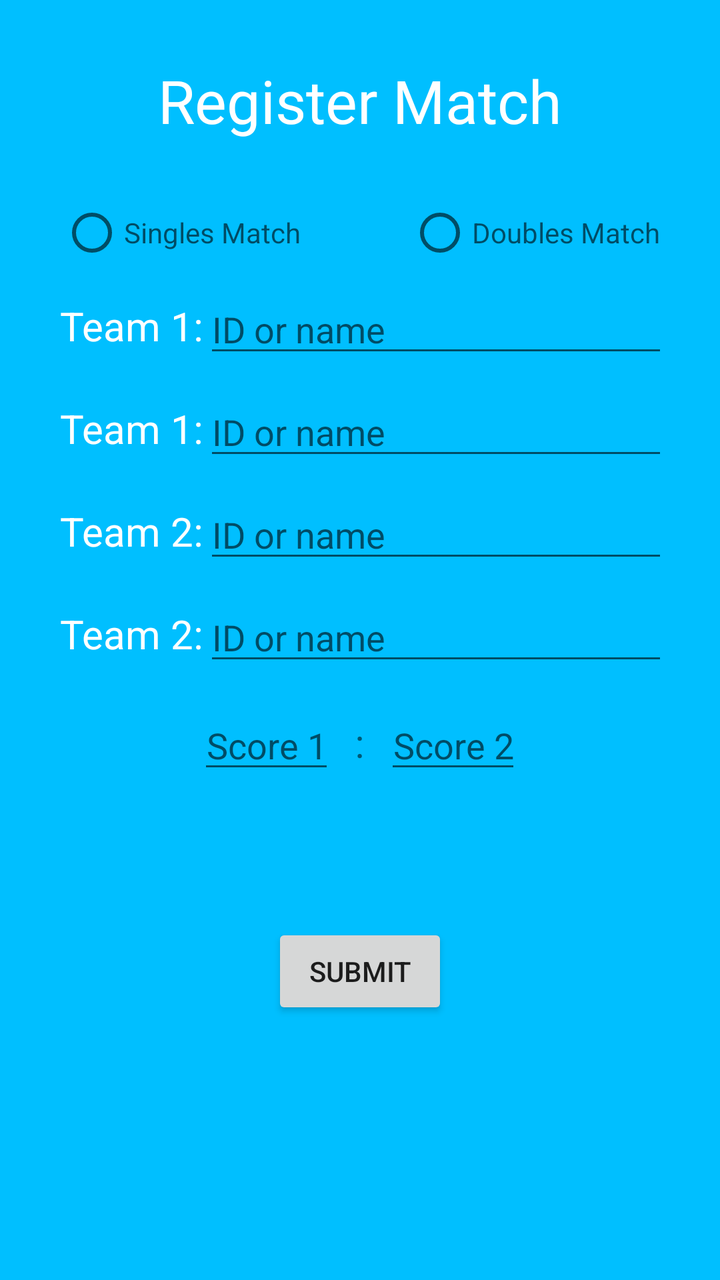
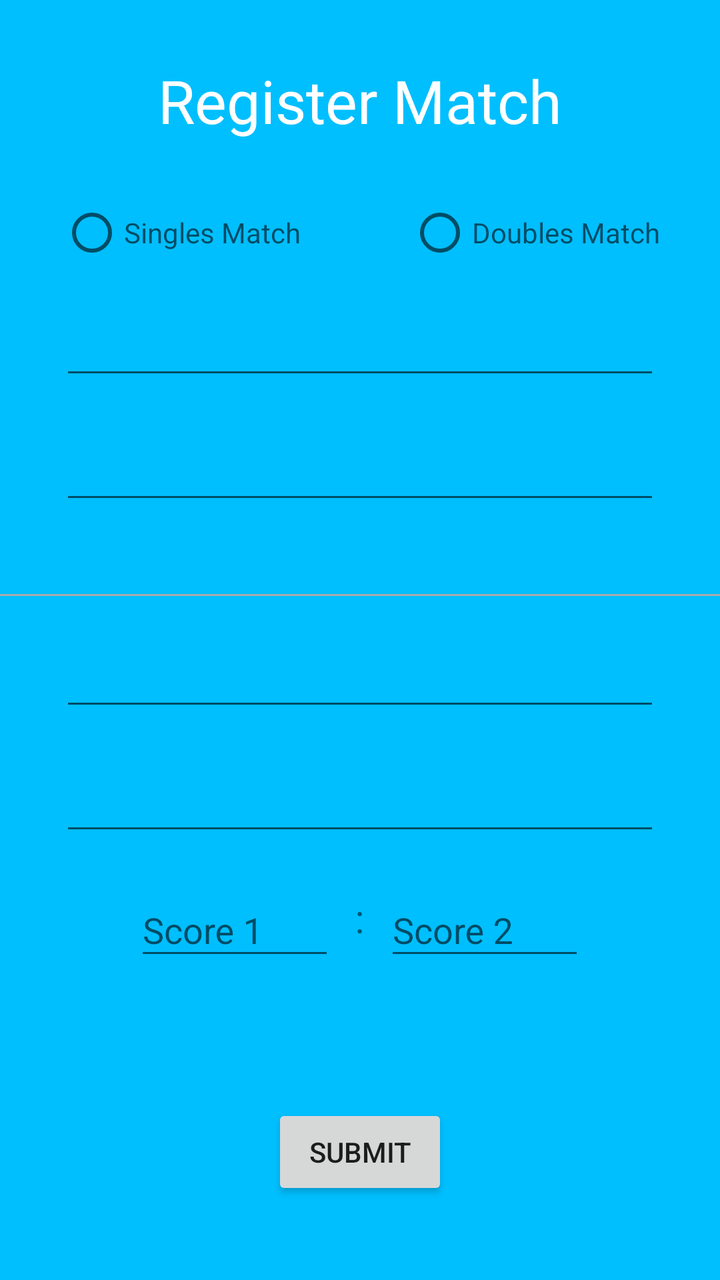

Two renders of the same Android screen: before a commit and after it. Below are the layout's source before the change and the commit's diff.
<!-- AndroidManifest.xml: application theme AppTheme -->
<!-- res/layout/activity_register_match.xml -->
<?xml version="1.0" encoding="utf-8"?>
<ScrollView xmlns:android="http://schemas.android.com/apk/res/android"
    xmlns:tools="http://schemas.android.com/tools"
    android:layout_width="match_parent"
    android:layout_height="match_parent"
    android:background="@color/colorPrimaryDark"
    tools:context=".RegisterMatchActivity">

    <LinearLayout
        android:layout_width="match_parent"
        android:layout_height="match_parent"
        android:orientation="vertical">

        <TextView
            android:id="@+id/registerMatchHeadline"
            android:layout_width="wrap_content"
            android:layout_height="wrap_content"
            android:layout_gravity="center"
            android:layout_margin="@dimen/marginRegisterMatch"
            android:text="@string/registerMatchHeadline"
            android:textColor="@color/colorRegisterMatch"
            android:textSize="30sp" />

        <RadioGroup
            android:id="@+id/matchTypeSelector"
            android:layout_width="wrap_content"
            android:layout_height="wrap_content"
            android:layout_marginStart="30dp"
            android:layout_marginEnd="30dp"
            android:orientation="horizontal">

            <RadioButton
                android:id="@+id/singlesMatchSelector"
                android:layout_width="wrap_content"
                android:layout_height="wrap_content"
                android:hint="Singles Match" />

            <View
                android:layout_width="0dp"
                android:layout_height="0dp"
                android:layout_weight="1" />

            <RadioButton
                android:id="@+id/doublesMatchSelector"
                android:layout_width="wrap_content"
                android:layout_height="wrap_content"
                android:hint="Doubles Match" />
        </RadioGroup>

        <LinearLayout
            android:id="@+id/team1player1"
            android:layout_width="match_parent"
            android:layout_height="wrap_content"
            android:layout_marginStart="30dp"
            android:layout_marginTop="10dp"
            android:layout_marginEnd="30dp"
            android:orientation="horizontal">

            <TextView
                android:layout_width="wrap_content"
                android:layout_height="wrap_content"
                android:layout_gravity="center"
                android:text="@string/team1label"
                android:textColor="@color/colorRegisterMatch"
                android:textSize="20sp" />

            <Space
                android:layout_width="0dp"
                android:layout_height="0dp"
                android:layout_weight="1" />

            <EditText
                android:id="@+id/player1editText"
                android:layout_width="wrap_content"
                android:layout_height="wrap_content"
                android:layout_gravity="center"
                android:hint="@string/editTextHint"
                android:minWidth="233dp" />
        </LinearLayout>

        <LinearLayout
            android:id="@+id/team1player2"
            android:layout_width="match_parent"
            android:layout_height="wrap_content"
            android:layout_marginStart="30dp"
            android:layout_marginTop="10dp"
            android:layout_marginEnd="30dp"
            android:orientation="horizontal">

            <TextView
                android:layout_width="wrap_content"
                android:layout_height="wrap_content"
                android:layout_gravity="center"
                android:text="@string/team1label"
                android:textColor="@color/colorRegisterMatch"
                android:textSize="20sp" />

            <Space
                android:layout_width="0dp"
                android:layout_height="0dp"
                android:layout_weight="1" />

            <EditText
                android:id="@+id/player2editText"
                android:layout_width="wrap_content"
                android:layout_height="wrap_content"
                android:layout_gravity="center"
                android:hint="@string/editTextHint"
                android:minWidth="233dp" />
        </LinearLayout>

        <LinearLayout
            android:id="@+id/team2player1"
            android:layout_width="match_parent"
            android:layout_height="wrap_content"
            android:layout_marginStart="30dp"
            android:layout_marginTop="10dp"
            android:layout_marginEnd="30dp"
            android:orientation="horizontal">

            <TextView
                android:layout_width="wrap_content"
                android:layout_height="wrap_content"
                android:layout_gravity="center"
                android:text="@string/team2label"
                android:textColor="@color/colorRegisterMatch"
                android:textSize="20sp" />

            <Space
                android:layout_width="0dp"
                android:layout_height="0dp"
                android:layout_weight="1" />

            <EditText
                android:id="@+id/player3editText"
                android:layout_width="wrap_content"
                android:layout_height="wrap_content"
                android:layout_gravity="center"
                android:hint="@string/editTextHint"
                android:imeOptions="actionDone"
                android:inputType="text"
                android:lines="1"
                android:minWidth="233dp" />
        </LinearLayout>

        <LinearLayout
            android:id="@+id/team2player2"
            android:layout_width="match_parent"
            android:layout_height="wrap_content"
            android:layout_marginStart="30dp"
            android:layout_marginTop="10dp"
            android:layout_marginEnd="30dp"
            android:orientation="horizontal">

            <TextView
                android:layout_width="wrap_content"
                android:layout_height="wrap_content"
                android:layout_gravity="center"
                android:text="@string/team2label"
                android:textColor="@color/colorRegisterMatch"
                android:textSize="20sp" />

            <Space
                android:layout_width="0dp"
                android:layout_height="0dp"
                android:layout_weight="1" />

            <EditText
                android:id="@+id/player4editText"
                android:layout_width="wrap_content"
                android:layout_height="wrap_content"
                android:layout_gravity="center"
                android:hint="@string/editTextHint"
                android:minWidth="233dp" />
        </LinearLayout>


        <LinearLayout
            android:layout_width="match_parent"
            android:layout_height="wrap_content"
            android:layout_marginStart="30dp"
            android:layout_marginTop="10dp"
            android:layout_marginEnd="30dp"
            android:orientation="horizontal">

            <Space
                android:layout_width="0dp"
                android:layout_height="0dp"
                android:layout_weight="2" />

            <EditText
                android:id="@+id/scoreTeam1"
                android:layout_width="wrap_content"
                android:layout_height="wrap_content"
                android:layout_gravity="center"
                android:hint="@string/score1Hint"
                android:inputType="number"
                android:maxWidth="150dp"
                android:textAlignment="center" />


            <TextView
                android:layout_width="wrap_content"
                android:layout_height="wrap_content"
                android:layout_gravity="center"
                android:layout_margin="10dp"
                android:text="@string/scoreSeparator"
                android:textSize="20sp" />

            <EditText
                android:id="@+id/scoreTeam2"
                android:layout_width="wrap_content"
                android:layout_height="wrap_content"
                android:layout_gravity="center"
                android:hint="@string/score2Hint"
                android:inputType="number"
                android:maxWidth="150dp"
                android:textAlignment="center" />

            <Space
                android:layout_width="0dp"
                android:layout_height="0dp"
                android:layout_weight="2" />

        </LinearLayout>

        <TextView
            android:id="@+id/errorText"
            android:layout_width="match_parent"
            android:layout_height="wrap_content"
            android:layout_gravity="center"
            android:layout_marginStart="30dp"
            android:layout_marginTop="20dp"
            android:layout_marginEnd="30dp"
            android:text=""
            android:textAlignment="center"
            android:textColor="@color/colorError"
            android:textSize="20sp" />

        <Button
            android:id="@+id/submitButton"
            android:layout_width="wrap_content"
            android:layout_height="wrap_content"
            android:layout_gravity="center"
            android:layout_marginTop="20dp"
            android:text="@string/submitButton" />
    </LinearLayout>
</ScrollView>
<!-- resources referenced by this layout -->
<resources>
  <color name="colorError">#FF0000</color>
  <color name="colorPrimaryDark">#00BFFF</color>
  <color name="colorRegisterMatch">#FFFFFF</color>
  <dimen name="marginRegisterMatch">30dp</dimen>
  <string name="editTextHint">ID or name</string>
  <string name="registerMatchHeadline">Register Match</string>
  <string name="score1Hint">Score 1 </string>
  <string name="score2Hint">Score 2 </string>
  <string name="scoreSeparator">:</string>
  <string name="submitButton">Submit</string>
  <string name="team1label">Team 1: </string>
  <string name="team2label">Team 2: </string>
  <style name="AppTheme" parent="Theme.AppCompat.Light.NoActionBar">
          
          <item name="colorPrimary">@color/colorPrimary</item>
          <item name="colorPrimaryDark">@color/colorPrimaryDark</item>
          <item name="colorAccent">@color/colorAccent</item>
      </style>
  <color name="colorPrimary">#6200EE</color>
  <color name="colorAccent">#03DAC5</color>
</resources>

<!-- the commit's change to res/layout/activity_register_match.xml (unified diff, before → after) -->
@@ -47,133 +47,83 @@
                 android:hint="Doubles Match" />
         </RadioGroup>
 
-        <LinearLayout
+        <com.google.android.material.textfield.TextInputLayout
             android:id="@+id/team1player1"
             android:layout_width="match_parent"
             android:layout_height="wrap_content"
             android:layout_marginStart="30dp"
             android:layout_marginTop="10dp"
-            android:layout_marginEnd="30dp"
-            android:orientation="horizontal">
-
-            <TextView
-                android:layout_width="wrap_content"
-                android:layout_height="wrap_content"
-                android:layout_gravity="center"
-                android:text="@string/team1label"
-                android:textColor="@color/colorRegisterMatch"
-                android:textSize="20sp" />
-
-            <Space
-                android:layout_width="0dp"
-                android:layout_height="0dp"
-                android:layout_weight="1" />
+            android:layout_marginEnd="30dp">
 
             <EditText
                 android:id="@+id/player1editText"
-                android:layout_width="wrap_content"
-                android:layout_height="wrap_content"
-                android:layout_gravity="center"
-                android:hint="@string/editTextHint"
-                android:minWidth="233dp" />
-        </LinearLayout>
-
-        <LinearLayout
+                android:layout_width="match_parent"
+                android:layout_height="wrap_content"
+                android:layout_gravity="center"
+                android:inputType="text"
+                android:lines="1"
+                android:minWidth="233dp" />
+        </com.google.android.material.textfield.TextInputLayout>
+
+        <com.google.android.material.textfield.TextInputLayout
             android:id="@+id/team1player2"
             android:layout_width="match_parent"
             android:layout_height="wrap_content"
             android:layout_marginStart="30dp"
             android:layout_marginTop="10dp"
-            android:layout_marginEnd="30dp"
-            android:orientation="horizontal">
-
-            <TextView
-                android:layout_width="wrap_content"
-                android:layout_height="wrap_content"
-                android:layout_gravity="center"
-                android:text="@string/team1label"
-                android:textColor="@color/colorRegisterMatch"
-                android:textSize="20sp" />
-
-            <Space
-                android:layout_width="0dp"
-                android:layout_height="0dp"
-                android:layout_weight="1" />
+            android:layout_marginEnd="30dp">
 
             <EditText
                 android:id="@+id/player2editText"
-                android:layout_width="wrap_content"
-                android:layout_height="wrap_content"
-                android:layout_gravity="center"
-                android:hint="@string/editTextHint"
-                android:minWidth="233dp" />
-        </LinearLayout>
-
-        <LinearLayout
+                android:layout_width="match_parent"
+                android:layout_height="wrap_content"
+                android:layout_gravity="center"
+                android:inputType="text"
+                android:lines="1"
+                android:minWidth="233dp" />
+        </com.google.android.material.textfield.TextInputLayout>
+
+        <View
+            android:layout_width="match_parent"
+            android:layout_height="1dp"
+            android:layout_marginTop="40dp"
+            android:background="@android:color/darker_gray"/>
+
+        <com.google.android.material.textfield.TextInputLayout
             android:id="@+id/team2player1"
             android:layout_width="match_parent"
             android:layout_height="wrap_content"
             android:layout_marginStart="30dp"
             android:layout_marginTop="10dp"
-            android:layout_marginEnd="30dp"
-            android:orientation="horizontal">
-
-            <TextView
-                android:layout_width="wrap_content"
-                android:layout_height="wrap_content"
-                android:layout_gravity="center"
-                android:text="@string/team2label"
-                android:textColor="@color/colorRegisterMatch"
-                android:textSize="20sp" />
-
-            <Space
-                android:layout_width="0dp"
-                android:layout_height="0dp"
-                android:layout_weight="1" />
+            android:layout_marginEnd="30dp">
 
             <EditText
                 android:id="@+id/player3editText"
-                android:layout_width="wrap_content"
-                android:layout_height="wrap_content"
-                android:layout_gravity="center"
-                android:hint="@string/editTextHint"
-                android:imeOptions="actionDone"
-                android:inputType="text"
-                android:lines="1"
-                android:minWidth="233dp" />
-        </LinearLayout>
-
-        <LinearLayout
+                android:layout_width="match_parent"
+                android:layout_height="wrap_content"
+                android:layout_gravity="center"
+                android:inputType="text"
+                android:lines="1"
+                android:minWidth="233dp" />
+        </com.google.android.material.textfield.TextInputLayout>
+
+        <com.google.android.material.textfield.TextInputLayout
             android:id="@+id/team2player2"
             android:layout_width="match_parent"
             android:layout_height="wrap_content"
             android:layout_marginStart="30dp"
             android:layout_marginTop="10dp"
-            android:layout_marginEnd="30dp"
-            android:orientation="horizontal">
-
-            <TextView
-                android:layout_width="wrap_content"
-                android:layout_height="wrap_content"
-                android:layout_gravity="center"
-                android:text="@string/team2label"
-                android:textColor="@color/colorRegisterMatch"
-                android:textSize="20sp" />
-
-            <Space
-                android:layout_width="0dp"
-                android:layout_height="0dp"
-                android:layout_weight="1" />
+            android:layout_marginEnd="30dp">
 
             <EditText
                 android:id="@+id/player4editText"
-                android:layout_width="wrap_content"
-                android:layout_height="wrap_content"
-                android:layout_gravity="center"
-                android:hint="@string/editTextHint"
-                android:minWidth="233dp" />
-        </LinearLayout>
-
+                android:layout_width="match_parent"
+                android:layout_height="wrap_content"
+                android:layout_gravity="center"
+                android:inputType="text"
+                android:lines="1"
+                android:minWidth="233dp" />
+        </com.google.android.material.textfield.TextInputLayout>
 
         <LinearLayout
             android:layout_width="match_parent"
@@ -188,16 +138,21 @@
                 android:layout_height="0dp"
                 android:layout_weight="2" />
 
-            <EditText
-                android:id="@+id/scoreTeam1"
-                android:layout_width="wrap_content"
-                android:layout_height="wrap_content"
-                android:layout_gravity="center"
-                android:hint="@string/score1Hint"
-                android:inputType="number"
-                android:maxWidth="150dp"
-                android:textAlignment="center" />
-
+            <com.google.android.material.textfield.TextInputLayout
+                android:layout_width="wrap_content"
+                android:layout_height="wrap_content"
+                android:hint="@string/score1Hint">
+
+                <EditText
+                    android:id="@+id/scoreTeam1"
+                    android:layout_width="wrap_content"
+                    android:layout_height="wrap_content"
+                    android:layout_gravity="center"
+                    android:inputType="number"
+                    android:maxWidth="150dp"
+                    android:minWidth="100dp"
+                    android:textAlignment="center" />
+            </com.google.android.material.textfield.TextInputLayout>
 
             <TextView
                 android:layout_width="wrap_content"
@@ -207,15 +162,21 @@
                 android:text="@string/scoreSeparator"
                 android:textSize="20sp" />
 
-            <EditText
-                android:id="@+id/scoreTeam2"
-                android:layout_width="wrap_content"
-                android:layout_height="wrap_content"
-                android:layout_gravity="center"
-                android:hint="@string/score2Hint"
-                android:inputType="number"
-                android:maxWidth="150dp"
-                android:textAlignment="center" />
+            <com.google.android.material.textfield.TextInputLayout
+                android:layout_width="wrap_content"
+                android:layout_height="wrap_content"
+                android:hint="@string/score2Hint">
+
+                <EditText
+                    android:id="@+id/scoreTeam2"
+                    android:layout_width="wrap_content"
+                    android:layout_height="wrap_content"
+                    android:layout_gravity="center"
+                    android:inputType="number"
+                    android:maxWidth="150dp"
+                    android:minWidth="100dp"
+                    android:textAlignment="center" />
+            </com.google.android.material.textfield.TextInputLayout>
 
             <Space
                 android:layout_width="0dp"
<!-- resource entries referenced after the edit -->
@@ -4,14 +4,11 @@
   <color name="colorPrimaryDark">#00BFFF</color>
   <color name="colorRegisterMatch">#FFFFFF</color>
   <dimen name="marginRegisterMatch">30dp</dimen>
-  <string name="editTextHint">ID or name</string>
   <string name="registerMatchHeadline">Register Match</string>
   <string name="score1Hint">Score 1 </string>
   <string name="score2Hint">Score 2 </string>
   <string name="scoreSeparator">:</string>
   <string name="submitButton">Submit</string>
-  <string name="team1label">Team 1: </string>
-  <string name="team2label">Team 2: </string>
   <style name="AppTheme" parent="Theme.AppCompat.Light.NoActionBar">
           
           <item name="colorPrimary">@color/colorPrimary</item>
